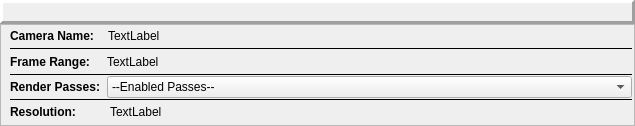
Qt form ui/item.ui (iceanimations/renderLayerInfo) before a commit.
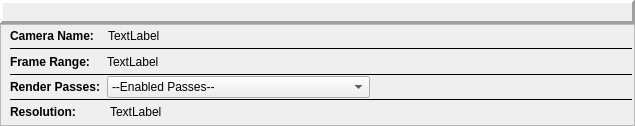
The same form after that commit.

The edit to the form file:
```diff
--- a/ui/item.ui
+++ b/ui/item.ui
@@ -278,6 +278,19 @@
             </item>
            </widget>
           </item>
+          <item>
+           <spacer name="horizontalSpacer">
+            <property name="orientation">
+             <enum>Qt::Horizontal</enum>
+            </property>
+            <property name="sizeHint" stdset="0">
+             <size>
+              <width>40</width>
+              <height>20</height>
+             </size>
+            </property>
+           </spacer>
+          </item>
          </layout>
         </item>
         <item>
```
